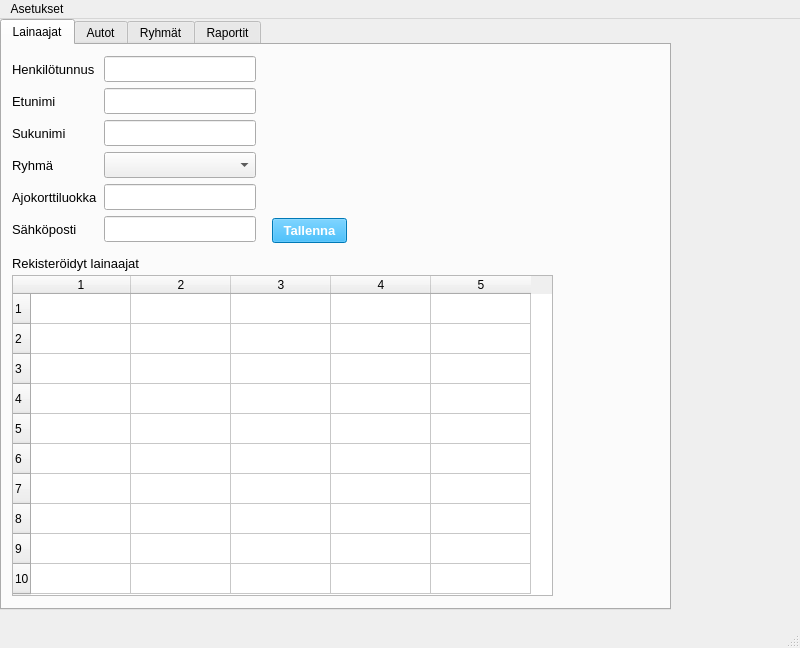
Old version of the form administrative.ui in the repository Roo-M/Autolainaus-R.
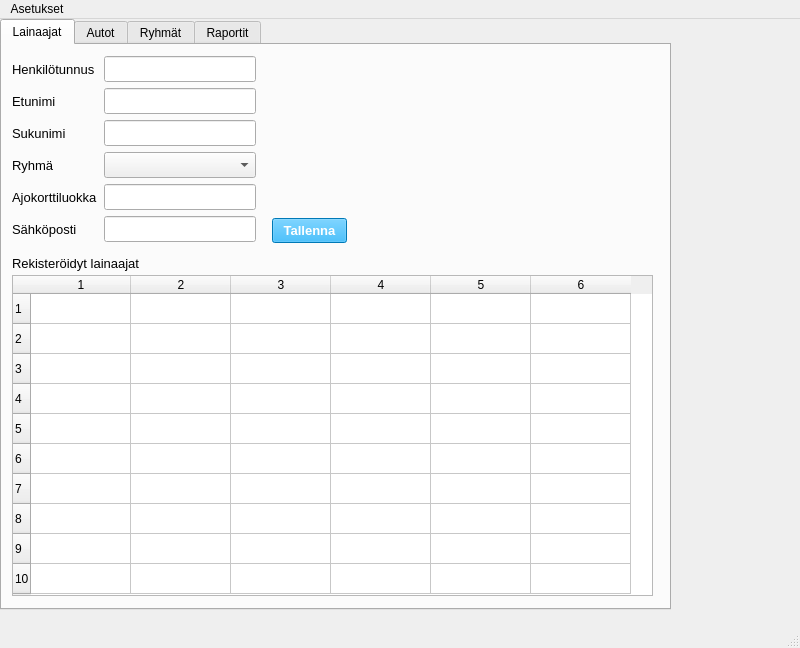
New version of the form. The open tabs and pages were chosen to show the change. Icons and pictures are not drawn.

Commit message: Lisätty taulukoiden päivitykset kaikille sivuille, mutta lainaaja taulukon päivitys ei jostain syystä toimi

```diff
--- a/administrative.ui
+++ b/administrative.ui
@@ -47,7 +47,7 @@
        <rect>
         <x>10</x>
         <y>230</y>
-        <width>541</width>
+        <width>641</width>
         <height>321</height>
        </rect>
       </property>
@@ -58,7 +58,7 @@
        <number>10</number>
       </property>
       <property name="columnCount">
-       <number>5</number>
+       <number>6</number>
       </property>
       <row/>
       <row/>
@@ -75,6 +75,7 @@
       <column/>
       <column/>
       <column/>
+      <column/>
      </widget>
      <widget class="QLabel" name="registeredPersonLabel">
       <property name="geometry">
```
Left out of the diff: 2 changed lines with no effect on the pictures. The commit also changes 2 other files.
